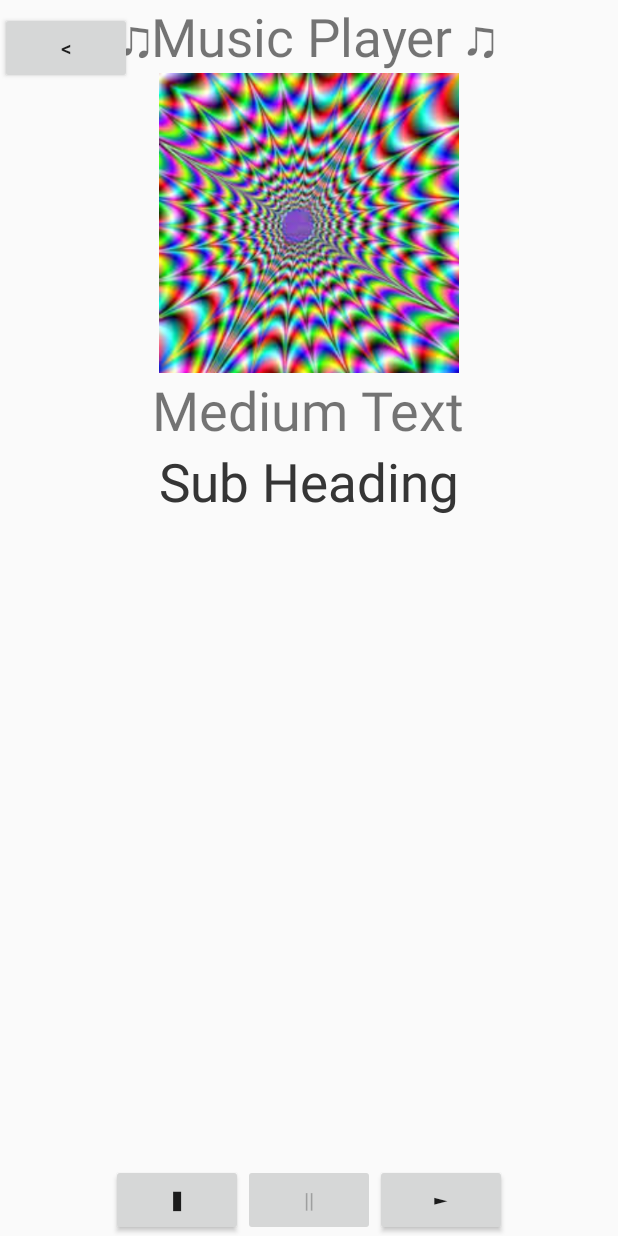
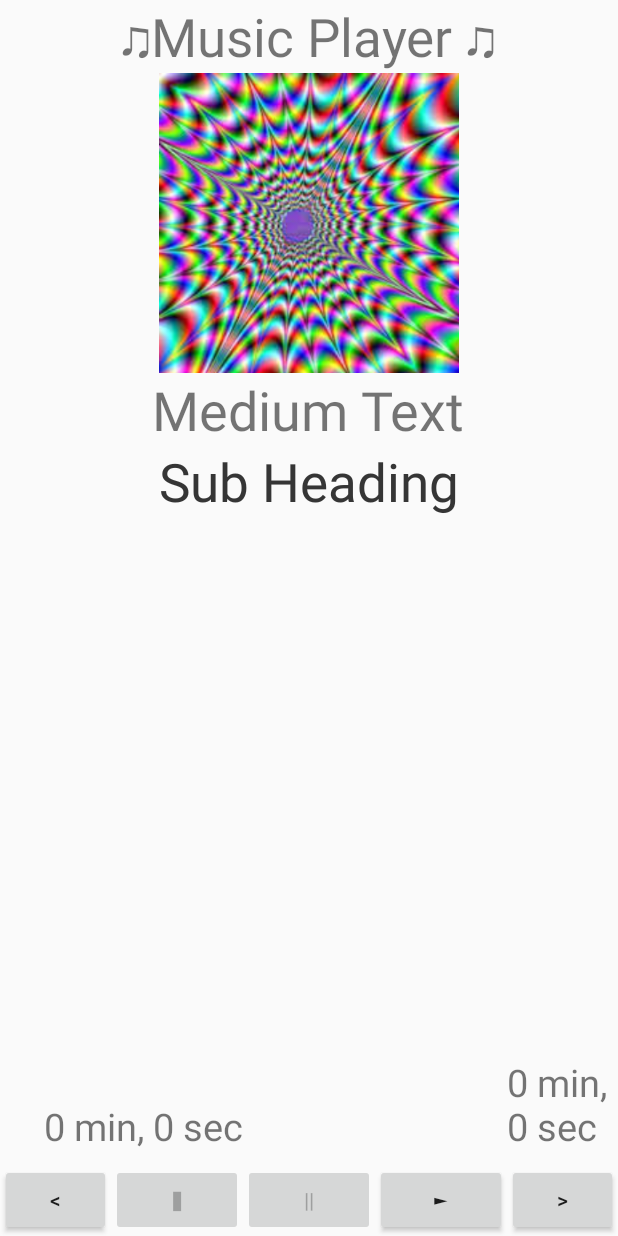
Before and after one commit to gassamaj/MusicPlayer, an Android app: the screen it shows after launch (MainActivity), after a tap on an icon or button, on a phone screen of 412 x 824 dp. Run offline under Robolectric (Android 15) with nearby library versions, the phone set to English and light mode, and no system bars; 2 other taps on this screen came first.

Commit message:
updates
I updated the 0 min and 0 seconds

```diff
--- a/app/src/main/java/com/example/student/musicplayer/MainActivity.java
+++ b/app/src/main/java/com/example/student/musicplayer/MainActivity.java
@@ -3,6 +3,7 @@ package com.example.student.musicplayer;
 import android.content.Context;
 import android.media.MediaPlayer;
 import android.os.Bundle;
+import android.os.Handler;
 import android.provider.MediaStore;
 import android.support.design.widget.FloatingActionButton;
 import android.support.design.widget.Snackbar;
@@ -12,14 +13,32 @@ import android.view.View;
 import android.view.Menu;
 import android.view.MenuItem;
 import android.widget.Button;
+import android.widget.SeekBar;
+import android.widget.TextView;
 import android.widget.Toast;
 
 public class MainActivity extends AppCompatActivity {
+    private Handler myHandler = new Handler();
+
+
+
+
+   // private SeekBar mySongBarVar = new SeekBar();//
 
     private MediaPlayer song1;
     public Button playButtonVar;
     public Button  pauseButtonVar;
+    public Button stopButtonVar;
 
+   public TextView endTimeViewVar;
+    public TextView currentTimeViewVar;
+
+public int  currentTimeMS;
+    public int finalTimeMS;
+    public int endMinutes;
+    public int endSeconds;
+    public int currentMinutes;
+    public int currentSeconds;
 
 
     @Override
@@ -29,14 +48,45 @@ public class MainActivity extends AppCompatActivity {
         song1 = MediaPlayer.create(this, R.raw.bargainsinatuxedo);
         playButtonVar = (Button) findViewById(R.id.txtVw_playSong);
         pauseButtonVar = (Button) findViewById(R.id.txtVw_pauseSong);
+        stopButtonVar = (Button) findViewById(R.id.txtVw_stopSong);
+        endTimeViewVar = (TextView) findViewById(R.id.txtVw_viewbar);
+        currentTimeViewVar = (TextView) findViewById(R.id.txtVw_endtime);
+        finalTimeMS = song1.getDuration();
+        currentTimeMS = song1.getCurrentPosition();
+        endMinutes = (int) (finalTimeMS / 1000 / 60);
+        endSeconds = ((int) (finalTimeMS / 1000)) %60;
+        currentMinutes =(int) (currentTimeMS/1000/60);
+//        currentMinutes + currentTimeMS.song1.getCurrentPosition();
+        currentSeconds = ((int)(currentTimeMS/1000)) %60;
+        endTimeViewVar.setText(currentMinutes+ " min, "+currentSeconds + " sec");
+        currentTimeViewVar.setText( currentMinutes+ " min, "+currentSeconds + " sec");
+        myHandler.postDelayed(UpdateSongTime, 100);
+
 
     }
 
+    private Runnable UpdateSongTime = new Runnable() {
+        public void run() {
+
+            currentTimeMS = song1.getCurrentPosition();
+            currentMinutes =(int) (currentTimeMS/1000/60);
+            currentSeconds = ((int)(currentTimeMS/1000)) %60;
+            currentTimeViewVar.setText(currentMinutes+ " min, "+currentSeconds + " sec");
+
+            myHandler.postDelayed(this, 100);
+
+
+
+
+
+        }
+    };
+
     public void playSong(View view) {
         playButtonVar.setEnabled(false);
+        stopButtonVar.setEnabled(true);
         pauseButtonVar.setEnabled(true);
         song1.start();
-
         Context context = getApplicationContext();
         CharSequence text = "Play";
         int duration = Toast.LENGTH_SHORT;
@@ -47,7 +97,6 @@ public class MainActivity extends AppCompatActivity {
         pauseButtonVar.setEnabled(false);
         playButtonVar.setEnabled(true);
        song1.pause();
-
         Context context = getApplicationContext();
         CharSequence text = "Pause";
         int duration = Toast.LENGTH_SHORT;
@@ -55,4 +104,49 @@ public class MainActivity extends AppCompatActivity {
         myMessage.show();
 
     }
+
+    public void stopSong(View view) {
+        pauseButtonVar.setEnabled(false);
+        stopButtonVar.setEnabled(false);
+        playButtonVar.setEnabled(true);
+        song1.pause();
+        Context context = getApplicationContext();
+        CharSequence text = "Stop";
+        int duration = Toast.LENGTH_SHORT;
+        Toast myMessage= Toast.makeText(context, text, duration);
+        myMessage.show();
+        song1.seekTo( (int) (0000) );
+
+
+
+    }
+
+    public void rewindSong(View view) {
+
+        if(currentTimeMS > 5000){
+
+             song1.seekTo( currentTimeMS - 5000);
+        }
+
+        Context context = getApplicationContext();
+        CharSequence text = "rewind";
+        int duration = Toast.LENGTH_SHORT;
+        Toast myMessage= Toast.makeText(context, text, duration);
+        myMessage.show();
+    }
+
+    public void fastforwardSong(View view) {
+
+        if(currentTimeMS < finalTimeMS- 5000){
+
+            song1.seekTo( currentTimeMS + 5000);
+        }
+
+        Context context = getApplicationContext();
+        CharSequence text = "fastforward";
+        int duration = Toast.LENGTH_SHORT;
+        Toast myMessage= Toast.makeText(context, text, duration);
+        myMessage.show();
+    }
+
 }
--- a/app/src/main/res/layout/content_main.xml
+++ b/app/src/main/res/layout/content_main.xml
@@ -4,6 +4,26 @@
     android:layout_width="match_parent"
     android:layout_height="match_parent"
     tools:context="com.example.student.musicplayer.MainActivity">
+
+<TextView
+    android:layout_width="wrap_content"
+    android:layout_height="wrap_content"
+    android:layout_above="@+id/txtVw_pauseSong"
+    android:id= "@+id/txtVw_endtime"
+   android:layout_toLeftOf="@+id/txtVw_pauseSong"
+    android:text=" 0  min , 0 sec"
+    android:textSize="25sp"
+    android:layout_gravity="center"/>
+
+    <TextView
+        android:layout_width="wrap_content"
+        android:layout_height="wrap_content"
+        android:layout_above="@+id/txtVw_playSong"
+        android:id="@+id/txtVw_viewbar"
+        android:layout_toRightOf="@+id/txtVw_playSong"
+        android:text=" 0  min , 0 sec"
+        android:textSize="25sp"
+        android:layout_gravity="center"/>
 
 
 
@@ -86,16 +106,29 @@
                 android:onClick = "stopSong"
                 android:id="@+id/txtVw_stopSong"
                 android:layout_alignParentBottom="true"
+                android:layout_centerHorizontal="true"
                 android:layout_toLeftOf="@+id/txtVw_pauseSong"
                 android:text="&#10074;"/>
 
             <Button
                 android:layout_width="wrap_content"
                 android:layout_height="wrap_content"
-                android:layout_marginTop="8dp"
-                android:onClick = "fastfowardSong"
+                android:onClick = "rewindSong"
+                android:layout_alignParentBottom="true"
+                android:layout_centerHorizontal="true"
+                android:layout_toLeftOf="@+id/txtVw_stopSong"
+                android:layout_toStartOf="@+id/txtVw_stopSong"
                 android:text="&lt;"/>
 
+    <Button
+        android:layout_width="wrap_content"
+        android:layout_height="wrap_content"
+        android:onClick = "fastforwardSong"
+        android:layout_alignParentBottom="true"
+        android:layout_centerHorizontal="true"
+        android:layout_toRightOf="@+id/txtVw_playSong"
+        android:layout_toEndOf="@+id/txtVw_playSong"
+        android:text="&gt;"/>
 
 
 
```
Also changed, not shown: 2 other files.
